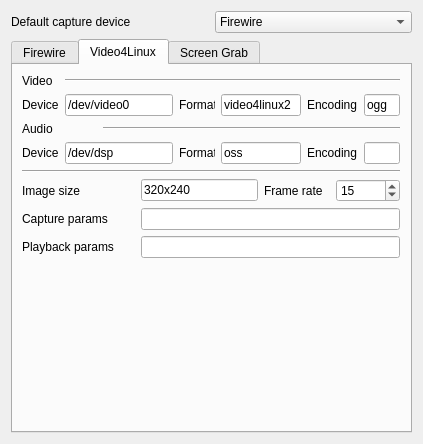
The window that src/widgets/configcapture_ui.ui (KDE/kdenlive) describes before a commit, drawn with Qt 5.
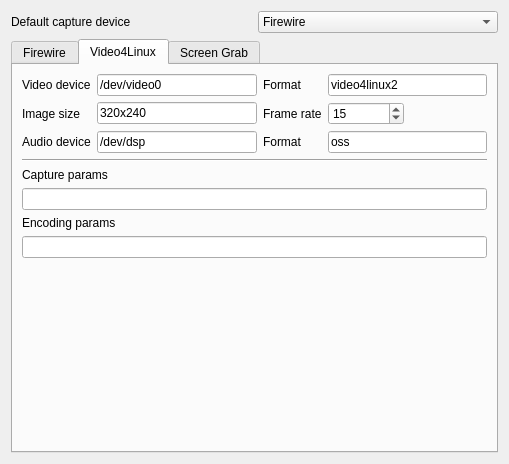
The same window after the commit. The open tabs and pages were chosen to show the change. Custom widgets are drawn as their Qt base class.

Commit message: Fix video4linux webcam capture, based on patch from Dan Dennedy: http://www.kdenlive.org/mantis/view.php?id=424

What changed in the file:
```diff
--- a/src/widgets/configcapture_ui.ui
+++ b/src/widgets/configcapture_ui.ui
@@ -5,8 +5,8 @@
    <rect>
     <x>0</x>
     <y>0</y>
-    <width>409</width>
-    <height>444</height>
+    <width>509</width>
+    <height>464</height>
    </rect>
   </property>
   <layout class="QGridLayout" name="gridLayout_6" >
@@ -143,34 +143,21 @@
        <string>Video4Linux</string>
       </attribute>
       <layout class="QGridLayout" name="gridLayout" >
-       <item row="1" column="1" colspan="3" >
+       <item row="0" column="0" >
+        <widget class="QLabel" name="label_14" >
+         <property name="text" >
+          <string>Video device</string>
+         </property>
+        </widget>
+       </item>
+       <item row="0" column="1" colspan="2" >
         <widget class="KLineEdit" name="kcfg_video4vdevice" >
-         <property name="sizePolicy" >
-          <sizepolicy vsizetype="Fixed" hsizetype="MinimumExpanding" >
-           <horstretch>0</horstretch>
-           <verstretch>0</verstretch>
-          </sizepolicy>
-         </property>
          <property name="text" >
           <string>/dev/video0</string>
          </property>
         </widget>
        </item>
-       <item row="0" column="0" >
-        <widget class="QLabel" name="label_7" >
-         <property name="text" >
-          <string>Video</string>
-         </property>
-        </widget>
-       </item>
-       <item row="0" column="1" colspan="9" >
-        <widget class="Line" name="line" >
-         <property name="orientation" >
-          <enum>Qt::Horizontal</enum>
-         </property>
-        </widget>
-       </item>
-       <item row="1" column="4" >
+       <item row="0" column="3" >
         <widget class="QLabel" name="label_3" >
          <property name="sizePolicy" >
           <sizepolicy vsizetype="Preferred" hsizetype="Maximum" >
@@ -183,77 +170,28 @@
          </property>
         </widget>
        </item>
-       <item row="1" column="7" colspan="2" >
-        <widget class="QLabel" name="label_5" >
-         <property name="sizePolicy" >
-          <sizepolicy vsizetype="Preferred" hsizetype="Maximum" >
-           <horstretch>0</horstretch>
-           <verstretch>0</verstretch>
-          </sizepolicy>
-         </property>
-         <property name="text" >
-          <string>Encoding</string>
-         </property>
-        </widget>
-       </item>
-       <item row="1" column="5" colspan="2" >
+       <item row="0" column="4" colspan="2" >
         <widget class="KLineEdit" name="kcfg_video4vformat" >
-         <property name="sizePolicy" >
-          <sizepolicy vsizetype="Fixed" hsizetype="MinimumExpanding" >
-           <horstretch>0</horstretch>
-           <verstretch>0</verstretch>
-          </sizepolicy>
-         </property>
          <property name="text" >
           <string>video4linux2</string>
          </property>
         </widget>
        </item>
-       <item row="1" column="9" >
-        <widget class="KLineEdit" name="kcfg_video4vencoding" >
-         <property name="sizePolicy" >
-          <sizepolicy vsizetype="Fixed" hsizetype="MinimumExpanding" >
-           <horstretch>0</horstretch>
-           <verstretch>0</verstretch>
-          </sizepolicy>
-         </property>
+       <item row="2" column="0" >
+        <widget class="QLabel" name="label_16" >
          <property name="text" >
-          <string>ogg</string>
+          <string>Audio device</string>
          </property>
         </widget>
        </item>
-       <item row="1" column="0" >
-        <widget class="QLabel" name="label_14" >
-         <property name="text" >
-          <string>Device</string>
-         </property>
-        </widget>
-       </item>
-       <item row="3" column="9" >
-        <widget class="KLineEdit" name="kcfg_video4aencoding" >
-         <property name="sizePolicy" >
-          <sizepolicy vsizetype="Fixed" hsizetype="MinimumExpanding" >
-           <horstretch>0</horstretch>
-           <verstretch>0</verstretch>
-          </sizepolicy>
-         </property>
-        </widget>
-       </item>
-       <item row="3" column="1" colspan="3" >
+       <item row="2" column="1" colspan="2" >
         <widget class="KLineEdit" name="kcfg_video4adevice" >
          <property name="text" >
           <string>/dev/dsp</string>
          </property>
         </widget>
        </item>
-       <item row="2" column="2" colspan="8" >
-        <widget class="Line" name="line_2" >
-         <property name="orientation" >
-          <enum>Qt::Horizontal</enum>
-         </property>
-        </widget>
-       </item>
-       <item row="3" column="4" >
+       <item row="2" column="3" >
         <widget class="QLabel" name="label_9" >
          <property name="sizePolicy" >
           <sizepolicy vsizetype="Preferred" hsizetype="Maximum" >
@@ -266,114 +204,106 @@
          </property>
         </widget>
        </item>
-       <item row="3" column="0" >
-        <widget class="QLabel" name="label_16" >
+       <item row="2" column="4" colspan="2" >
+        <widget class="KLineEdit" name="kcfg_video4aformat" >
          <property name="text" >
-          <string>Device</string>
+          <string>oss</string>
          </property>
         </widget>
        </item>
-       <item row="2" column="0" colspan="2" >
-        <widget class="QLabel" name="label_15" >
-         <property name="text" >
-          <string>Audio</string>
-         </property>
-        </widget>
-       </item>
-       <item row="3" column="7" colspan="2" >
-        <widget class="QLabel" name="label_13" >
-         <property name="sizePolicy" >
-          <sizepolicy vsizetype="Preferred" hsizetype="Maximum" >
-           <horstretch>0</horstretch>
-           <verstretch>0</verstretch>
-          </sizepolicy>
-         </property>
-         <property name="text" >
-          <string>Encoding</string>
-         </property>
-        </widget>
-       </item>
-       <item row="4" column="0" colspan="10" >
+       <item row="4" column="0" colspan="6" >
         <widget class="Line" name="line_3" >
          <property name="orientation" >
           <enum>Qt::Horizontal</enum>
          </property>
         </widget>
        </item>
-       <item row="5" column="0" colspan="3" >
+       <item row="5" column="0" colspan="2" >
+        <widget class="QLabel" name="label_11" >
+         <property name="sizePolicy" >
+          <sizepolicy vsizetype="Preferred" hsizetype="Maximum" >
+           <horstretch>0</horstretch>
+           <verstretch>0</verstretch>
+          </sizepolicy>
+         </property>
+         <property name="text" >
+          <string>Capture params</string>
+         </property>
+        </widget>
+       </item>
+       <item row="6" column="0" colspan="6" >
+        <widget class="KLineEdit" name="kcfg_video4capture" >
+         <property name="sizePolicy" >
+          <sizepolicy vsizetype="Fixed" hsizetype="MinimumExpanding" >
+           <horstretch>0</horstretch>
+           <verstretch>0</verstretch>
+          </sizepolicy>
+         </property>
+        </widget>
+       </item>
+       <item row="7" column="0" colspan="2" >
+        <widget class="QLabel" name="label_12" >
+         <property name="sizePolicy" >
+          <sizepolicy vsizetype="Preferred" hsizetype="Maximum" >
+           <horstretch>0</horstretch>
+           <verstretch>0</verstretch>
+          </sizepolicy>
+         </property>
+         <property name="text" >
+          <string>Encoding params</string>
+         </property>
+        </widget>
+       </item>
+       <item row="8" column="0" colspan="6" >
+        <widget class="KLineEdit" name="kcfg_video4encoding" />
+       </item>
+       <item row="9" column="2" >
+        <spacer name="verticalSpacer" >
+         <property name="orientation" >
+          <enum>Qt::Vertical</enum>
+         </property>
+         <property name="sizeHint" stdset="0" >
+          <size>
+           <width>20</width>
+           <height>40</height>
+          </size>
+         </property>
+        </spacer>
+       </item>
+       <item row="1" column="0" >
         <widget class="QLabel" name="label_4" >
+         <property name="sizePolicy" >
+          <sizepolicy vsizetype="Preferred" hsizetype="Maximum" >
+           <horstretch>0</horstretch>
+           <verstretch>0</verstretch>
+          </sizepolicy>
+         </property>
          <property name="text" >
           <string>Image size</string>
          </property>
         </widget>
        </item>
-       <item row="5" column="6" colspan="2" >
-        <widget class="QLabel" name="label_6" >
-         <property name="text" >
-          <string>Frame rate</string>
-         </property>
-        </widget>
-       </item>
-       <item row="5" column="3" colspan="3" >
+       <item row="1" column="1" colspan="2" >
         <widget class="KLineEdit" name="kcfg_video4size" >
          <property name="text" >
           <string>320x240</string>
          </property>
         </widget>
        </item>
-       <item row="6" column="0" colspan="3" >
-        <widget class="QLabel" name="label_11" >
+       <item row="1" column="3" >
+        <widget class="QLabel" name="label_6" >
          <property name="text" >
-          <string>Capture params</string>
+          <string>Frame rate</string>
          </property>
         </widget>
        </item>
-       <item row="5" column="8" colspan="2" >
+       <item row="1" column="4" >
         <widget class="QSpinBox" name="kcfg_video4rate" >
          <property name="value" >
           <number>15</number>
          </property>
         </widget>
        </item>
-       <item row="6" column="3" colspan="7" >
-        <widget class="KLineEdit" name="kcfg_video4capture" />
-       </item>
-       <item row="7" column="3" colspan="7" >
-        <widget class="KLineEdit" name="kcfg_video4playback" />
-       </item>
-       <item row="7" column="0" colspan="3" >
-        <widget class="QLabel" name="label_12" >
-         <property name="text" >
-          <string>Playback params</string>
-         </property>
-        </widget>
-       </item>
-       <item row="3" column="5" colspan="2" >
-        <widget class="KLineEdit" name="kcfg_video4aformat" >
-         <property name="sizePolicy" >
-          <sizepolicy vsizetype="Fixed" hsizetype="MinimumExpanding" >
-           <horstretch>0</horstretch>
-           <verstretch>0</verstretch>
-          </sizepolicy>
-         </property>
-         <property name="text" >
-          <string>oss</string>
-         </property>
-        </widget>
-       </item>
-       <item row="8" column="3" >
-        <spacer name="verticalSpacer" >
-         <property name="orientation" >
-          <enum>Qt::Vertical</enum>
-         </property>
-         <property name="sizeHint" stdset="0" >
-          <size>
-           <width>20</width>
-           <height>40</height>
-          </size>
-         </property>
-        </spacer>
-       </item>
       </layout>
      </widget>
      <widget class="QWidget" name="tab_3" >
```
Left out of the diff: 32 changed lines with no effect on the pictures. The commit also changes 3 other files.
